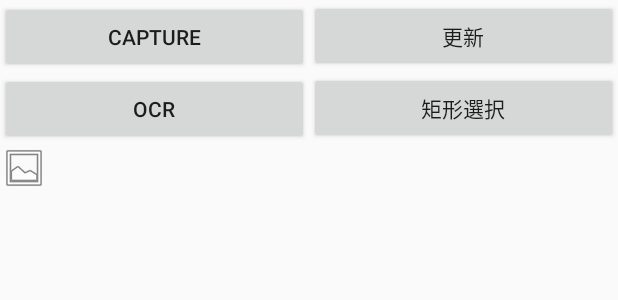
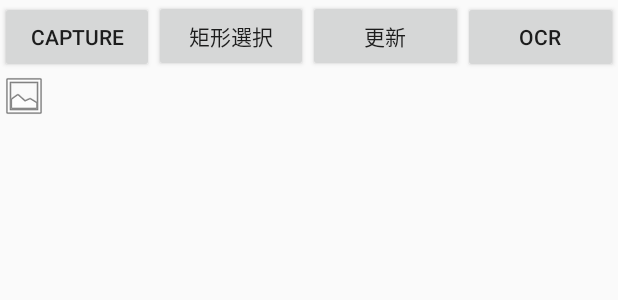
Before and after one commit to toretate/AigisAndroidTools, an Android app: the layout tool_capture.xml on its own in the app's theme, with its tools: preview values and no code run, on a phone screen of 412 x 824 dp. Shown: the top 300 px of the screen. Run offline under Robolectric (Android 15) with nearby library versions, the phone set to English and light mode, and no system bars.

Commit message:
レイアウトを変更

```diff
--- a/app/src/main/res/layout/tool_capture.xml
+++ b/app/src/main/res/layout/tool_capture.xml
@@ -13,6 +13,7 @@
 		android:orientation="vertical"
 		>
 		<LinearLayout
+			android:id="@+id/root_ui_ocr"
 			android:layout_width="match_parent"
 			android:layout_height="wrap_content"
 			android:orientation="horizontal">
@@ -24,18 +25,18 @@
 				android:text="Capture" />
 
 			<Button
+				android:id="@+id/select_rect_button"
+				android:layout_width="0dp"
+				android:layout_weight="1"
+				android:layout_height="wrap_content"
+				android:text="矩形選択" />
+
+			<Button
 				android:id="@+id/reload_button"
 				android:layout_width="0dp"
 				android:layout_weight="1"
 				android:layout_height="wrap_content"
 				android:text="更新" />
-		</LinearLayout>
-
-		<LinearLayout
-			android:id="@+id/root_ui_ocr"
-			android:layout_width="match_parent"
-			android:layout_height="wrap_content"
-			android:orientation="horizontal">
 
 			<Button
 				android:id="@+id/ocr_button"
@@ -43,14 +44,6 @@
 				android:layout_weight="1"
 				android:layout_height="wrap_content"
 				android:text="OCR" />
-
-			<Button
-				android:id="@+id/select_rect_button"
-				android:layout_width="0dp"
-				android:layout_weight="1"
-				android:layout_height="wrap_content"
-				android:text="矩形選択"
-				/>
 		</LinearLayout>
 
 		<!-- 矩形選択UI -->
```
